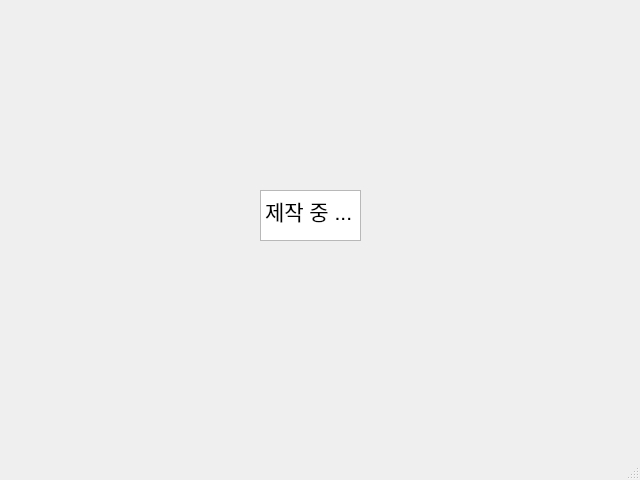
Qt form javis_ros2/src/gui_kreacher/gui/order4.ui (addinedu-roscamp-7th/roscamp-repo-2) before a commit.
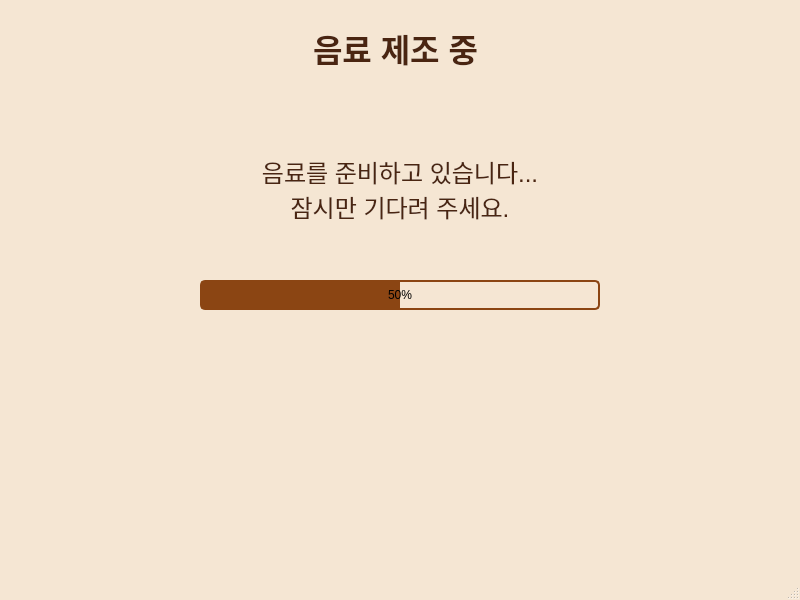
The same form after that commit.

The edit to the form file:
```diff
--- a/javis_ros2/src/gui_kreacher/gui/order4.ui
+++ b/javis_ros2/src/gui_kreacher/gui/order4.ui
@@ -6,21 +6,40 @@
    <rect>
     <x>0</x>
     <y>0</y>
-    <width>640</width>
-    <height>480</height>
+    <width>800</width>
+    <height>600</height>
    </rect>
   </property>
   <property name="windowTitle">
-   <string>MainWindow</string>
+   <string>Kreacher's Cafe - 주문 완료</string>
+  </property>
+  <property name="styleSheet">
+   <string>QMainWindow {
+    background-color: #F5E6D3;
+   }
+   QPushButton {
+    background-color: #8B4513;
+    color: white;
+    border-radius: 10px;
+    font-size: 14pt;
+    padding: 5px;
+   }
+   QPushButton:hover {
+    background-color: #A0522D;
+   }
+   QTextEdit {
+    background: transparent;
+    border: none;
+   }</string>
   </property>
   <widget class="QWidget" name="centralwidget">
    <widget class="QTextEdit" name="textEdit">
     <property name="geometry">
      <rect>
-      <x>260</x>
-      <y>190</y>
-      <width>101</width>
-      <height>51</height>
+      <x>200</x>
+      <y>150</y>
+      <width>400</width>
+      <height>100</height>
      </rect>
     </property>
     <property name="html">
@@ -28,7 +47,48 @@
 &lt;html&gt;&lt;head&gt;&lt;meta name=&quot;qrichtext&quot; content=&quot;1&quot; /&gt;&lt;style type=&quot;text/css&quot;&gt;
 p, li { white-space: pre-wrap; }
 &lt;/style&gt;&lt;/head&gt;&lt;body style=&quot; font-family:'Ubuntu Sans'; font-size:11pt; font-weight:400; font-style:normal;&quot;&gt;
-&lt;p style=&quot; margin-top:0px; margin-bottom:0px; margin-left:0px; margin-right:0px; -qt-block-indent:0; text-indent:0px;&quot;&gt;&lt;span style=&quot; font-size:16pt;&quot;&gt;제작 중 ...&lt;/span&gt;&lt;/p&gt;&lt;/body&gt;&lt;/html&gt;</string>
+&lt;p align=&quot;center&quot; style=&quot; margin-top:0px; margin-bottom:0px; margin-left:0px; margin-right:0px; -qt-block-indent:0; text-indent:0px;&quot;&gt;&lt;span style=&quot; font-family:'Helvetica'; font-size:18pt; color:#4a2511;&quot;&gt;음료를 준비하고 있습니다...&lt;br /&gt;잠시만 기다려 주세요.&lt;/span&gt;&lt;/p&gt;&lt;/body&gt;&lt;/html&gt;</string>
+    </property>
+   </widget>
+   <widget class="QProgressBar" name="progressBar">
+    <property name="geometry">
+     <rect>
+      <x>200</x>
+      <y>280</y>
+      <width>400</width>
+      <height>30</height>
+     </rect>
+    </property>
+    <property name="styleSheet">
+     <string>QProgressBar {
+      border: 2px solid #8B4513;
+      border-radius: 5px;
+      text-align: center;
+      background-color: #F5E6D3;
+     }
+     QProgressBar::chunk {
+      background-color: #8B4513;
+     }</string>
+    </property>
+    <property name="value">
+     <number>50</number>
+    </property>
+   </widget>
+   <widget class="QTextEdit" name="textEdit_3">
+    <property name="geometry">
+     <rect>
+      <x>220</x>
+      <y>20</y>
+      <width>351</width>
+      <height>70</height>
+     </rect>
+    </property>
+    <property name="html">
+     <string>&lt;!DOCTYPE HTML PUBLIC &quot;-//W3C//DTD HTML 4.0//EN&quot; &quot;http://www.w3.org/TR/REC-html40/strict.dtd&quot;&gt;
+&lt;html&gt;&lt;head&gt;&lt;meta name=&quot;qrichtext&quot; content=&quot;1&quot; /&gt;&lt;style type=&quot;text/css&quot;&gt;
+p, li { white-space: pre-wrap; }
+&lt;/style&gt;&lt;/head&gt;&lt;body style=&quot; font-family:'Ubuntu Sans'; font-size:11pt; font-weight:400; font-style:normal;&quot;&gt;
+&lt;p align=&quot;center&quot; style=&quot; margin-top:0px; margin-bottom:0px; margin-left:0px; margin-right:0px; -qt-block-indent:0; text-indent:0px;&quot;&gt;&lt;span style=&quot; font-family:'Helvetica'; font-size:24pt; font-weight:600; color:#4a2511;&quot;&gt;음료 제조 중&lt;/span&gt;&lt;/p&gt;&lt;/body&gt;&lt;/html&gt;</string>
     </property>
    </widget>
   </widget>
```
Left out of the diff: 4 changed lines with no effect on the pictures.
